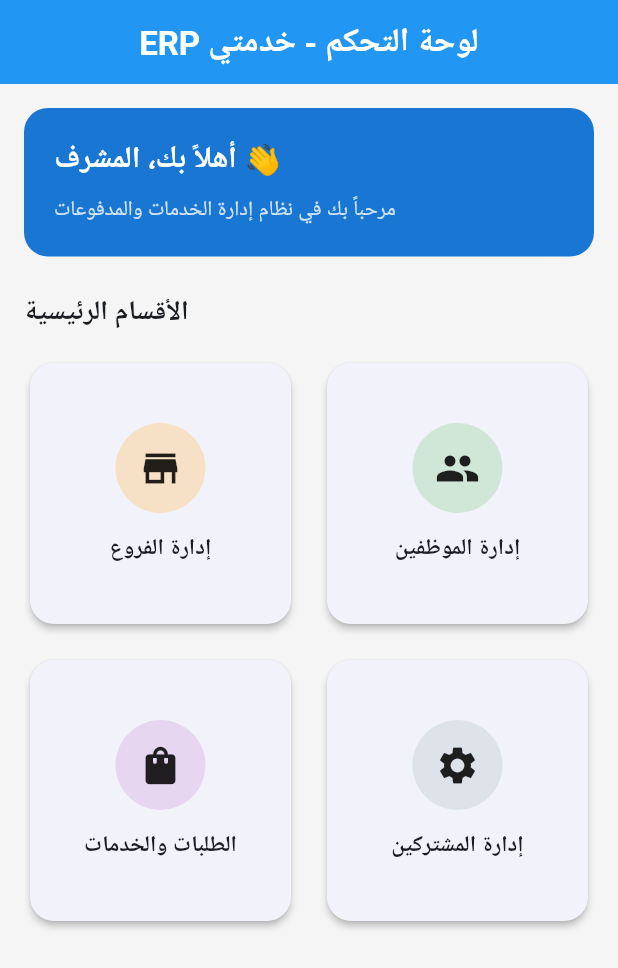
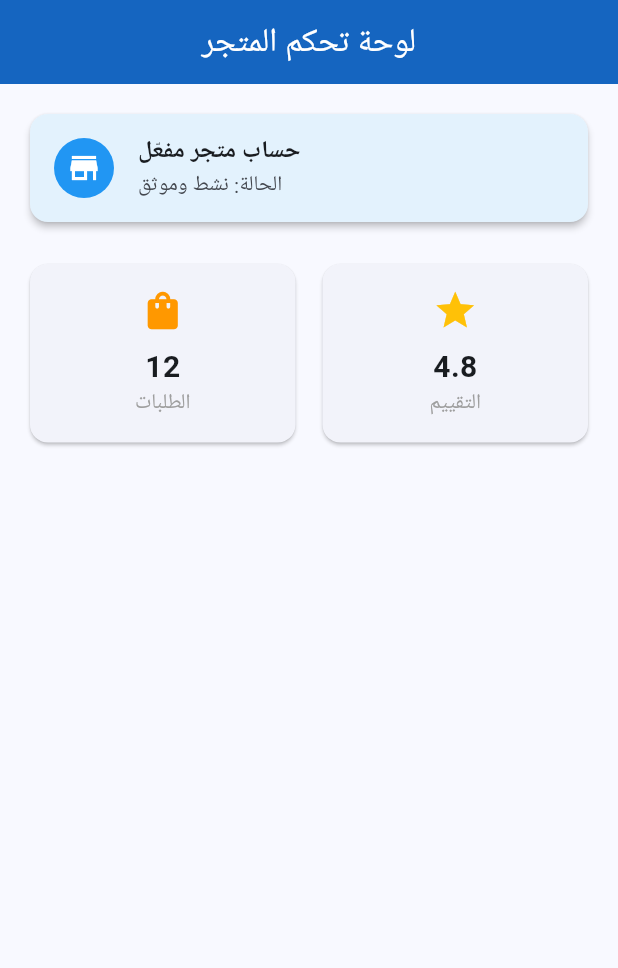
Before and after one commit to nore1982/my-flutter-app, a Flutter app: the DashboardScreen screen opened directly, on a phone screen of 412 x 824 dp. Shown: the top 968 px of the screen. Run offline on Flutter 3.47's test engine with Material 3 defaults, Android fonts, the phone set to English and light mode, and no system bars; our stand-ins replace shared_preferences; accounts and stored records are empty.

Commit message:
إضافة لوحة التحكم Dashboard ونظام الإشعارات NotificationService

```diff
--- a/lib/presentation/screens/dashboard/dashboard_screen.dart
+++ b/lib/presentation/screens/dashboard/dashboard_screen.dart
@@ -1,136 +1,79 @@
 import 'package:flutter/material.dart';
 
-// استيراد الشاشات
-import '../branches/branches_screen.dart';
-import '../employees/employees_screen.dart';
-import '../analytics_screen.dart';
-import '../customers_screen.dart';
+class DashboardScreen extends StatelessWidget {
+  final String userType;
 
-class DashboardScreen extends StatelessWidget {
-  const DashboardScreen({super.key});
+  const DashboardScreen({
+    super.key,
+    this.userType = 'company', // قيمة افتراضية تجنباً لأي خطأ
+  });
 
   @override
   Widget build(BuildContext context) {
+    final bool isCompany = userType == 'company';
+
     return Scaffold(
-      backgroundColor: Colors.grey.shade100,
       appBar: AppBar(
-        title: const Text(
-          'ERP لوحة التحكم - خدمتي',
-          style: TextStyle(fontWeight: FontWeight.bold),
-        ),
+        title: Text(isCompany ? 'لوحة تحكم المتجر' : 'لوحة تحكم الحرفي'),
+        backgroundColor: isCompany ? Colors.blue.shade800 : Colors.teal.shade800,
+        foregroundColor: Colors.white,
         centerTitle: true,
-        backgroundColor: Colors.blue,
-        foregroundColor: Colors.white,
       ),
       body: SingleChildScrollView(
         padding: const EdgeInsets.all(16.0),
         child: Column(
-          crossAxisAlignment: CrossAxisAlignment.start,
           children: [
-            // بطاقة الترحيب
-            Container(
-              width: double.infinity,
-              padding: const EdgeInsets.all(20),
-              decoration: BoxDecoration(
-                color: Colors.blue.shade700,
-                borderRadius: BorderRadius.circular(16),
-              ),
-              child: Column(
-                crossAxisAlignment: CrossAxisAlignment.start,
-                children: [
-                  const Text(
-                    'أهلاً بك، المشرف 👋',
-                    style: TextStyle(
+            Card(
+              elevation: 2,
+              color: isCompany ? Colors.blue.shade50 : Colors.teal.shade50,
+              child: ListTile(
+                leading: CircleAvatar(
+                  backgroundColor: isCompany ? Colors.blue : Colors.teal,
+                  child: Icon(
+                    isCompany ? Icons.store : Icons.person,
                     color: Colors.white,
-                      fontSize: 20,
-                      fontWeight: FontWeight.bold,
                   ),
                 ),
-                  const SizedBox(height: 8),
-                  Text(
-                    'مرحباً بك في نظام إدارة الخدمات والمدفوعات',
-                    style: TextStyle(
-                      color: Colors.white.withOpacity(0.8),
-                      fontSize: 14,
+                title: Text(
+                  isCompany ? 'حساب متجر مفعّل' : 'حساب حرفي مفعّل',
+                  style: const TextStyle(fontWeight: FontWeight.bold),
+                ),
+                subtitle: const Text('الحالة: نشط وموثق'),
               ),
             ),
+            const SizedBox(height: 20),
+            Row(
+              children: [
+                Expanded(
+                  child: Card(
+                    child: Padding(
+                      padding: const EdgeInsets.all(16.0),
+                      child: Column(
+                        children: [
+                          const Icon(Icons.shopping_bag, color: Colors.orange, size: 30),
+                          const SizedBox(height: 8),
+                          const Text('12', style: TextStyle(fontSize: 20, fontWeight: FontWeight.bold)),
+                          Text(isCompany ? 'الطلبات' : 'الخدمات', style: const TextStyle(color: Colors.grey)),
                         ],
                       ),
                     ),
-            const SizedBox(height: 24),
-
-            const Text(
-              'الأقسام الرئيسية',
-              style: TextStyle(fontSize: 18, fontWeight: FontWeight.bold),
                   ),
-            const SizedBox(height: 16),
-
-            // الأقسام الرئيسية
-            GridView.count(
-              shrinkWrap: true,
-              physics: const NeverScrollableScrollPhysics(),
-              crossAxisCount: 2,
-              crossAxisSpacing: 16,
-              mainAxisSpacing: 16,
+                ),
+                const SizedBox(width: 10),
+                Expanded(
+                  child: Card(
+                    child: Padding(
+                      padding: const EdgeInsets.all(16.0),
+                      child: Column(
                         children: [
-                // 1️⃣ إدارة الفروع
-                _buildCard(
-                  title: 'إدارة الفروع',
-                  icon: Icons.store,
-                  color: Colors.orange.shade300,
-                  onTap: () {
-                    Navigator.push(
-                      context,
-                      MaterialPageRoute(
-                        builder: (context) => const BranchesScreen(),
+                          const Icon(Icons.star, color: Colors.amber, size: 30),
+                          const SizedBox(height: 8),
+                          const Text('4.8', style: TextStyle(fontSize: 20, fontWeight: FontWeight.bold)),
+                          const Text('التقييم', style: TextStyle(color: Colors.grey)),
+                        ],
                       ),
-                    );
-                  },
                     ),
-
-                // 2️⃣ إدارة الموظفين
-                _buildCard(
-                  title: 'إدارة الموظفين',
-                  icon: Icons.people,
-                  color: Colors.green.shade300,
-                  onTap: () {
-                    Navigator.push(
-                      context,
-                      MaterialPageRoute(
-                        builder: (context) => const EmployeesScreen(),
                   ),
-                    );
-                  },
-                ),
-
-                // 3️⃣ الطلبات والخدمات (تربط مع AnalyticsScreen)
-                _buildCard(
-                  title: 'الطلبات والخدمات',
-                  icon: Icons.shopping_bag,
-                  color: Colors.purple.shade200,
-                  onTap: () {
-                    Navigator.push(
-                      context,
-                      MaterialPageRoute(
-                        builder: (context) => const AnalyticsScreen(),
-                      ),
-                    );
-                  },
-                ),
-
-                // 4️⃣ إدارة المشتركين
-                _buildCard(
-                  title: 'إدارة المشتركين',
-                  icon: Icons.settings,
-                  color: Colors.blueGrey.shade200,
-                  onTap: () {
-                    Navigator.push(
-                      context,
-                      MaterialPageRoute(
-                        builder: (context) => const CustomersScreen(),
-                      ),
-                    );
-                  },
                 ),
               ],
             ),
@@ -139,44 +82,4 @@ class DashboardScreen extends StatelessWidget {
       ),
     );
   }
-
-  Widget _buildCard({
-    required String title,
-    required IconData icon,
-    required Color color,
-    required VoidCallback onTap,
-  }) {
-    return Card(
-      elevation: 2,
-      shape: RoundedRectangleBorder(
-        borderRadius: BorderRadius.circular(16),
-      ),
-      child: InkWell(
-        onTap: onTap,
-        borderRadius: BorderRadius.circular(16),
-        child: Column(
-          mainAxisAlignment: MainAxisAlignment.center,
-          children: [
-            CircleAvatar(
-              radius: 30,
-              backgroundColor: color.withOpacity(0.3),
-              child: Icon(
-                icon,
-                color: Colors.black87,
-                size: 30,
-              ),
-            ),
-            const SizedBox(height: 12),
-            Text(
-              title,
-              style: const TextStyle(
-                fontWeight: FontWeight.bold,
-                fontSize: 15,
-              ),
-            ),
-          ],
-        ),
-      ),
-    );
 }
-}
```
Also changed, not shown: lib/services/notification_service.dart (added, +47 -0 lines). Lines whose indentation alone changed are shown as unchanged.
